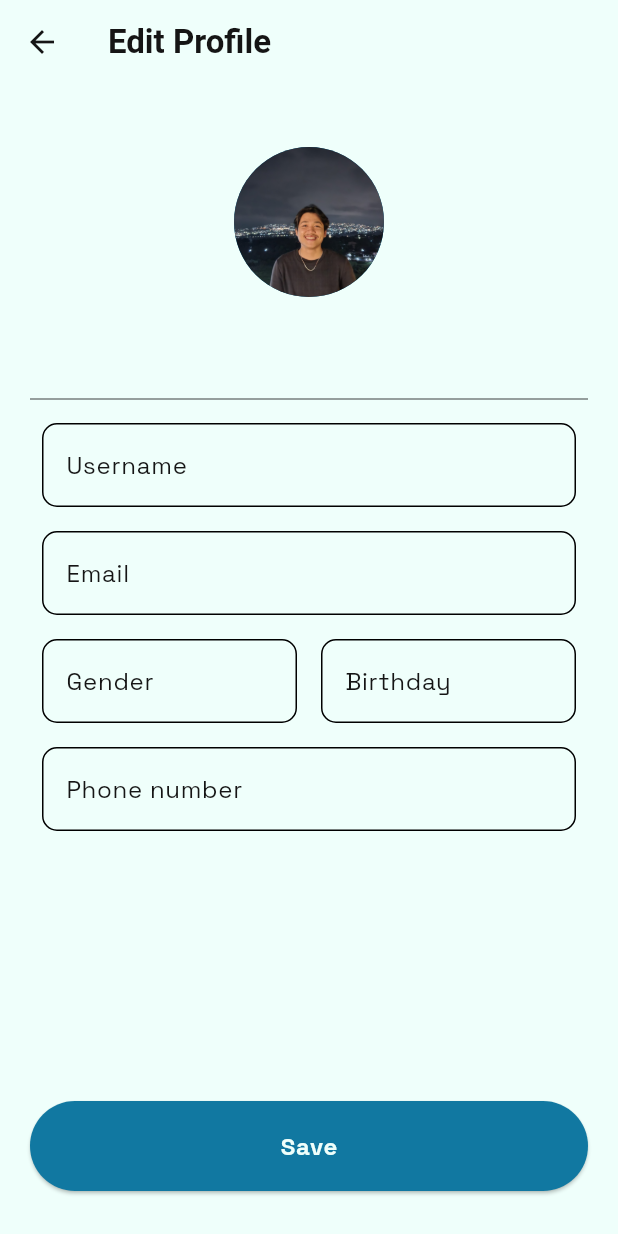
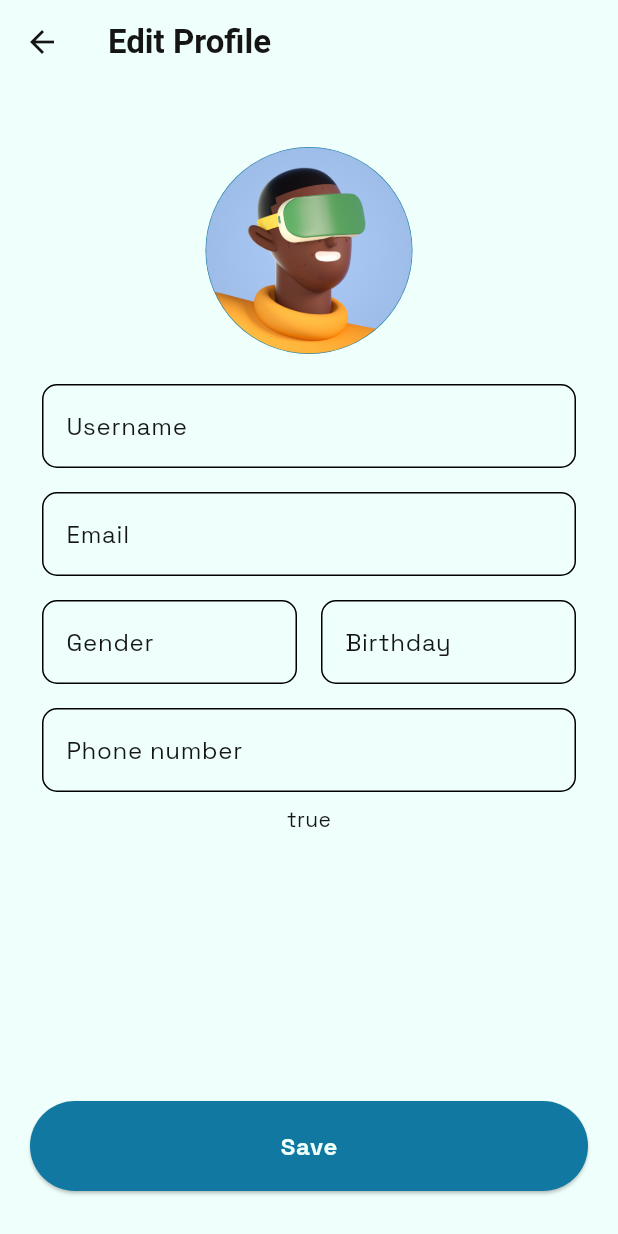
Before and after one commit to baxelnut/virtual_tourism, a Flutter app: the screen it shows once a user with an empty profile is signed in, item 5 of the bottom bar chosen, after a tap on "Edit Profile", on a phone screen of 412 x 824 dp. Run offline on Flutter 3.47's test engine with Material 3 defaults, Android fonts, the phone set to English and light mode, and no system bars; our stand-ins replace firebase_auth, firebase_core, flutter_dotenv, flutter_svg, google_fonts, google_nav_bar and 1 more; missing offline and left inert: panorama_viewer; accounts and stored records are empty; network calls fail; Roboto replaces fonts that are missing (Italiana).

Commit message:
user email verification

```diff
--- a/lib/src/app.dart
+++ b/lib/src/app.dart
@@ -5,9 +5,10 @@ import 'package:provider/provider.dart';
 import 'package:shared_preferences/shared_preferences.dart';
 import 'package:firebase_auth/firebase_auth.dart';
 
+import 'auth/auth_page.dart';
+import 'auth/verify_email_page.dart';
 import 'data/theme/theme.dart';
 import 'data/theme/theme_provider.dart';
-import 'login/login_page.dart';
 import 'pages/explore/explore_page.dart';
 import 'pages/home/home_page.dart';
 import 'pages/medals/medals_page.dart';
@@ -41,6 +42,8 @@ class _MyAppState extends State<MyApp> {
 
   int pageIndex = 0;
 
+  final user = FirebaseAuth.instance.currentUser;
+
   @override
   Widget build(BuildContext context) {
     final themeProvider = Provider.of<ThemeProvider>(context);
@@ -65,9 +68,13 @@ class _MyAppState extends State<MyApp> {
               return const Center(child: CircularProgressIndicator());
             }
             if (snapshot.hasData) {
+              final user = FirebaseAuth.instance.currentUser;
+              if (user != null && !user.emailVerified) {
+                return const VerifyEmailPage(); // Redirect to VerifyEmailPage if not verified
+              } else {
                 switch (pageIndex) {
                   case 0:
-                  return const HomePage();
+                    return HomePage();
                   case 1:
                     return const TourPage();
                   case 2:
@@ -77,10 +84,11 @@ class _MyAppState extends State<MyApp> {
                   case 4:
                     return const SettingsPage();
                   default:
-                  return const HomePage();
+                    return HomePage();
+                }
               }
             } else {
-              return const LoginPage();
+              return const AuthPage();
             }
           },
         ),
--- a/lib/src/components/user_overview.dart
+++ b/lib/src/components/user_overview.dart
@@ -43,12 +43,7 @@ class _UserOverviewState extends State<UserOverview> {
 
   handleEditProfile() {
     Navigator.of(context).push(
-      MaterialPageRoute(
-          builder: (context) => UserProfile(
-                username: widget.username?? 'username',
-                imagePath: widget.imagePath,
-                email: widget.email!,
-              )),
+      MaterialPageRoute(builder: (context) => UserProfile()),
     );
   }
 
@@ -78,7 +73,7 @@ class _UserOverviewState extends State<UserOverview> {
               ),
             ),
             Text(
-              widget.username?? 'username',
+              widget.username ?? 'guest',
               style: theme.textTheme.headlineSmall
                   ?.copyWith(fontWeight: FontWeight.bold),
             ),
@@ -122,9 +117,10 @@ class _UserOverviewState extends State<UserOverview> {
                   style: theme.textTheme.bodyLarge,
                   children: [
                     TextSpan(
-                      text: widget.username,
-                      style: theme.textTheme.bodyLarge
-                          ?.copyWith(fontWeight: FontWeight.bold),
+                      text: widget.username ?? 'guest',
+                      style: theme.textTheme.bodyLarge?.copyWith(
+                          fontWeight: FontWeight.bold,
+                          color: theme.colorScheme.onSurface),
                     ),
                   ],
                 ),
--- a/lib/src/pages/home/home_page.dart
+++ b/lib/src/pages/home/home_page.dart
@@ -1,3 +1,4 @@
+import 'package:firebase_auth/firebase_auth.dart';
 import 'package:flutter/material.dart';
 
 import '../../components/cards_curved.dart';
@@ -9,7 +10,9 @@ import '../../components/user_overview.dart';
 import '../../data/destination_data.dart';
 
 class HomePage extends StatelessWidget {
-  const HomePage({super.key});
+  HomePage({super.key});
+
+  final user = FirebaseAuth.instance.currentUser;
 
   @override
   Widget build(BuildContext context) {
@@ -44,15 +47,15 @@ class HomePage extends StatelessWidget {
   }
 
   Widget homeHeader() {
-    return const Column(
+    return Column(
       children: [
         UserOverview(
-          username: 'Basil',
-          imagePath: 'assets/profile.jpg',
+          username: user?.displayName,
+          imagePath: 'assets/profile.png',
           isFull: false,
           email: 'basiliustengang24@gmail.com',
         ),
-        ChipsComponent(listOfThangz: ['Places', 'Conservation', 'News']),
+        const ChipsComponent(listOfThangz: ['Places', 'Conservation', 'News']),
       ],
     );
   }
--- a/lib/src/pages/settings/settings_page.dart
+++ b/lib/src/pages/settings/settings_page.dart
@@ -7,6 +7,7 @@ import '../../components/user_overview.dart';
 import '../../data/theme/theme.dart';
 import '../../data/theme/theme_provider.dart';
 import 'settings_tiles.dart';
+import 'user_profile.dart';
 
 class SettingsPage extends StatefulWidget {
   const SettingsPage({super.key});
@@ -20,12 +21,17 @@ class _SettingsPageState extends State<SettingsPage> {
   bool languageEN = true;
 
   final Auth _auth = Auth();
+  final user = FirebaseAuth.instance.currentUser;
 
   void handleOnTap() {
     print('fuck');
   }
 
-  final user = FirebaseAuth.instance.currentUser;
+  handleEditProfile() {
+    Navigator.of(context).push(
+      MaterialPageRoute(builder: (context) => UserProfile()),
+    );
+  }
 
   @override
   Widget build(BuildContext context) {
@@ -75,13 +81,19 @@ class _SettingsPageState extends State<SettingsPage> {
       },
       {
         'heading': 'Account',
-        'leadingIcon': [Icons.info_outline_rounded, Icons.lock_outline_rounded],
-        'title': ['Privacy policy', 'Change password'],
+        'leadingIcon': [
+          Icons.info_outline_rounded,
+          Icons.email_rounded,
+          Icons.lock_outline_rounded
+        ],
+        'title': ['Privacy policy', 'Change email', 'Change password'],
         'trailingWidget': [
+          const Icon(Icons.chevron_right_rounded),
           const Icon(Icons.chevron_right_rounded),
           const Icon(Icons.chevron_right_rounded),
         ],
         'function': [
+          () => handleOnTap(),
           () => handleOnTap(),
           () => handleOnTap(),
         ],
@@ -126,7 +138,7 @@ class _SettingsPageState extends State<SettingsPage> {
                 const SizedBox(height: 50),
                 UserOverview(
                   username: user?.displayName,
-                  imagePath: 'assets/profile.jpg',
+                  imagePath: 'assets/profile.png',
                   isFull: true,
                   email: user?.email,
                 ),
--- a/lib/src/pages/settings/user_profile.dart
+++ b/lib/src/pages/settings/user_profile.dart
@@ -1,14 +1,38 @@
+import 'package:firebase_auth/firebase_auth.dart';
 import 'package:flutter/material.dart';
+import 'package:virtual_tourism/src/auth/auth.dart';
 
 class UserProfile extends StatelessWidget {
-  final String username;
-  final String imagePath;
-  final String email;
-  const UserProfile(
-      {super.key,
-      required this.username,
-      required this.imagePath,
-      required this.email});
+  UserProfile({super.key});
+
+  final user = FirebaseAuth.instance.currentUser;
+
+  final TextEditingController _emailController = TextEditingController();
+  final TextEditingController _usernameController = TextEditingController();
+  final TextEditingController _phoneNumberController = TextEditingController();
+
+  void handleProfileClick(BuildContext context) {
+    showDialog(
+      context: context,
+      builder: (_) {
+        return AlertDialog(
+          title: ClipOval(
+            child: AspectRatio(
+              aspectRatio: 1.0,
+              child: Image.asset(
+                user?.photoURL ?? 'assets/profile.png',
+                fit: BoxFit.cover,
+              ),
+            ),
+          ),
+          content: const Text(
+            'This is your profile picture',
+            textAlign: TextAlign.center,
+          ),
+        );
+      },
+    );
+  }
 
   @override
   Widget build(BuildContext context) {
@@ -18,106 +42,116 @@ class UserProfile extends StatelessWidget {
     return Scaffold(
       resizeToAvoidBottomInset: false,
       appBar: AppBar(
-        title: const Text('Edit Profile'),
+        title: const Text(
+          'Edit Profile',
         ),
-      body: LayoutBuilder(builder: (context, constraints) {
+      ),
+      body: LayoutBuilder(
+        builder: (context, constraints) {
           return ConstrainedBox(
             constraints: BoxConstraints(
               minHeight: constraints.maxHeight,
             ),
             child: Center(
               child: Padding(
-              padding: const EdgeInsets.symmetric(vertical: 30, horizontal: 20),
+                padding: const EdgeInsets.symmetric(
+                  vertical: 30,
+                  horizontal: 20,
+                ),
                 child: Column(
                   children: [
                     Padding(
                       padding: const EdgeInsets.all(12),
                       child: GestureDetector(
-                      onTap: () {
-                        showDialog(
-                          context: context,
-                          builder: (_) {
-                            return AlertDialog(
-                              title: AspectRatio(
-                                aspectRatio: 1.0,
-                                child: Image.asset(
-                                  imagePath,
-                                  fit: BoxFit.cover,
+                        onTap: () => handleProfileClick(context),
+                        child: CircleAvatar(
+                          radius: 69,
+                          backgroundImage: AssetImage(
+                            user?.photoURL ?? 'assets/profile.png',
                           ),
                         ),
-                              content: const Text(
-                                  'This is your profile picture',
-                                  textAlign: TextAlign.center),
-                            );
-                          },
-                        );
-                      },
-                      child: CircleAvatar(
-                          radius: 50, backgroundImage: AssetImage(imagePath)),
                       ),
                     ),
-                  Text(
-                    username,
-                    style: theme.textTheme.headlineSmall
-                        ?.copyWith(fontWeight: FontWeight.bold),
+                    _inputSection(
+                      label: 'Username',
+                      controller: _usernameController,
+                      theme: theme,
                     ),
-                  Text(
-                    email,
-                    style: theme.textTheme.labelMedium,
+                    _inputSection(
+                      label: 'Email',
+                      controller: _emailController,
+                      theme: theme,
                     ),
-                  const Divider(thickness: 0.5),
-                  _inputSection(label: 'Username', theme: theme),
-                  _inputSection(label: 'Email', theme: theme),
                     Row(
                       mainAxisAlignment: MainAxisAlignment.spaceBetween,
                       children: [
                         Expanded(
                           child: SizedBox(
-                            child:
-                                _inputSection(label: 'Gender', theme: theme)),
+                            child: _inputSection(
+                              label: 'Gender',
+                              theme: theme,
+                            ),
+                          ),
                         ),
                         Expanded(
-                          child:
-                              _inputSection(label: 'Birthday', theme: theme)),
+                          child: _inputSection(
+                            label: 'Birthday',
+                            theme: theme,
+                          ),
+                        ),
                       ],
                     ),
-                  _inputSection(label: 'Phone number', theme: theme),
+                    _inputSection(
+                      label: 'Phone number',
+                      controller: _phoneNumberController,
+                      theme: theme,
+                    ),
+                    Text(Auth().currentUser!.emailVerified.toString()),
                     const Spacer(),
-                  ElevatedButton(
-                      style: ElevatedButton.styleFrom(
-                          fixedSize: Size(screenSize.width, 60),
-                          backgroundColor: theme.colorScheme.primary),
-                      onPressed: () {},
-                      child: Text('Save',
-                          style: theme.textTheme.bodyLarge?.copyWith(
-                              fontWeight: FontWeight.bold,
-                              color: theme.colorScheme.onPrimary))),
-
+                    saveChanges(
+                      theme: theme,
+                      screenSize: screenSize,
+                    ),
                   ],
                 ),
               ),
             ),
           );
-      }),
+        },
+      ),
     );
   }
 
-  Widget _inputSection({
-    required String label,
-    required ThemeData theme,
-  }) {
+  Widget _inputSection(
+      {required String label, required ThemeData theme, controller}) {
     return Padding(
       padding: const EdgeInsets.all(8),
       child: TextField(
-        // controller: controller,
+        controller: controller,
+        // onSubmitted: (value) {},
         style: theme.textTheme.bodyLarge,
         decoration: InputDecoration(
           border: OutlineInputBorder(
             borderRadius: BorderRadius.circular(10),
-              borderSide: const BorderSide(width: 0.5)),
+            borderSide: const BorderSide(width: 0.5),
+          ),
           label: Text(label, style: theme.textTheme.bodyLarge),
         ),
       ),
     );
   }
+
+  Widget saveChanges({required ThemeData theme, required Size screenSize}) {
+    return ElevatedButton(
+      style: ElevatedButton.styleFrom(
+          fixedSize: Size(screenSize.width, 60),
+          backgroundColor: theme.colorScheme.primary),
+      onPressed: () {},
+      child: Text(
+        'Save',
+        style: theme.textTheme.bodyLarge?.copyWith(
+            fontWeight: FontWeight.bold, color: theme.colorScheme.onPrimary),
+      ),
+    );
   }
+}
--- a/pubspec.yaml
+++ b/pubspec.yaml
@@ -21,6 +21,7 @@ dependencies:
   panorama_viewer: ^1.0.3
   flutter_svg: ^2.0.10+1
   email_validator: ^3.0.0
+  url_launcher: ^6.3.1
 
 dev_dependencies:
   flutter_test:
```
Also changed, not shown: lib/src/auth/auth.dart (+8 -5 lines), lib/src/auth/auth_page.dart (renamed from lib/src/login/login_page.dart, +13 -10 lines), lib/src/auth/verify_email_page.dart (added, +134 -0 lines), lib/src/pages/medals/medals_page.dart (+5 -5 lines), assets/basil.jpg (renamed from assets/profile.jpg), assets/profile.png (renamed from assets/default_profile.png), pubspec.lock, 5 other files. Lines whose indentation alone changed are shown as unchanged.
